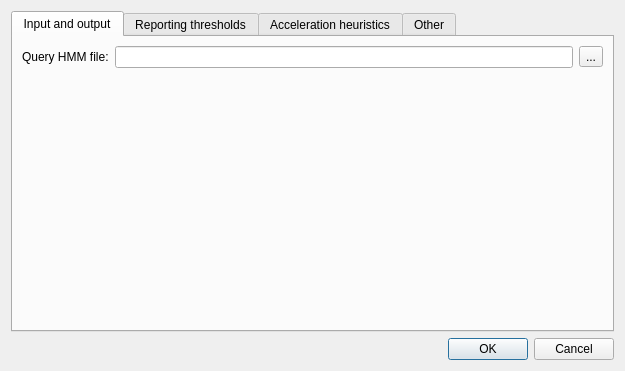
First picture: the form in src/plugins_3rdparty/hmm3/src/search/ui/UHMM3SearchDialog.ui, repository violethaze74/ugene, before the edit.
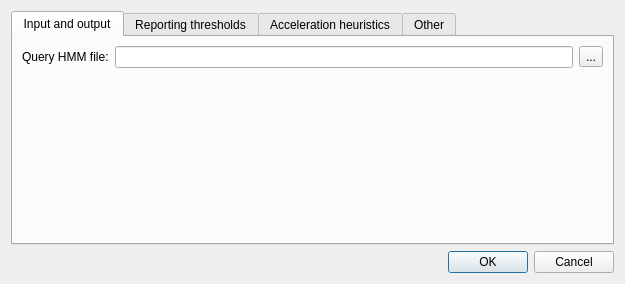
Second picture: the form after the edit.

Commit message: GUI fix: preferred size of dialogs that contain annotation widget

What changed in the file:
```diff
--- a/src/plugins_3rdparty/hmm3/src/search/ui/UHMM3SearchDialog.ui
+++ b/src/plugins_3rdparty/hmm3/src/search/ui/UHMM3SearchDialog.ui
@@ -10,12 +10,27 @@
     <height>371</height>
    </rect>
   </property>
+  <property name="sizePolicy">
+   <sizepolicy hsizetype="Preferred" vsizetype="Preferred">
+    <horstretch>0</horstretch>
+    <verstretch>0</verstretch>
+   </sizepolicy>
+  </property>
   <property name="windowTitle">
    <string>HMM3 Search</string>
   </property>
   <layout class="QVBoxLayout" name="verticalLayout_7">
+   <property name="sizeConstraint">
+    <enum>QLayout::SetMinAndMaxSize</enum>
+   </property>
    <item>
     <widget class="QTabWidget" name="tabWidget">
+     <property name="sizePolicy">
+      <sizepolicy hsizetype="Expanding" vsizetype="Maximum">
+       <horstretch>0</horstretch>
+       <verstretch>0</verstretch>
+      </sizepolicy>
+     </property>
      <property name="sizeHint" stdset="0">
       <size>
        <width>601</width>
@@ -29,6 +44,12 @@
       <number>0</number>
      </property>
      <widget class="QWidget" name="inputAndOutputTab">
+      <property name="sizePolicy">
+       <sizepolicy hsizetype="Preferred" vsizetype="Preferred">
+        <horstretch>0</horstretch>
+        <verstretch>0</verstretch>
+       </sizepolicy>
+      </property>
       <attribute name="title">
        <string>Input and output</string>
       </attribute>
@@ -62,22 +83,6 @@
          <property name="sizeConstraint">
           <enum>QLayout::SetMinAndMaxSize</enum>
          </property>
-         <item>
-          <spacer name="verticalSpacer">
-           <property name="orientation">
-            <enum>Qt::Vertical</enum>
-           </property>
-           <property name="sizeType">
-            <enum>QSizePolicy::MinimumExpanding</enum>
-           </property>
-           <property name="sizeHint" stdset="0">
-            <size>
-             <width>1</width>
-             <height>1</height>
-            </size>
-           </property>
-          </spacer>
-         </item>
         </layout>
        </item>
       </layout>
```
The commit also changes 7 other files.
